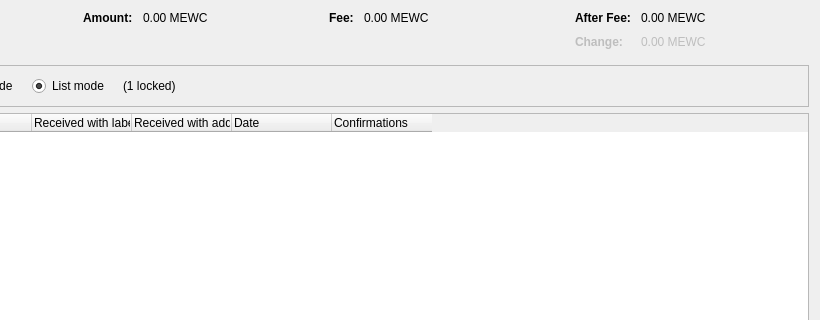
Before: the Qt Designer form src/qt/forms/coincontroldialog.ui in Telestai-Project/telestai, drawn with Qt 5; both pictures show x 180 to 1000 and y 0 to 320 of the 1000 by 500 pixel window.
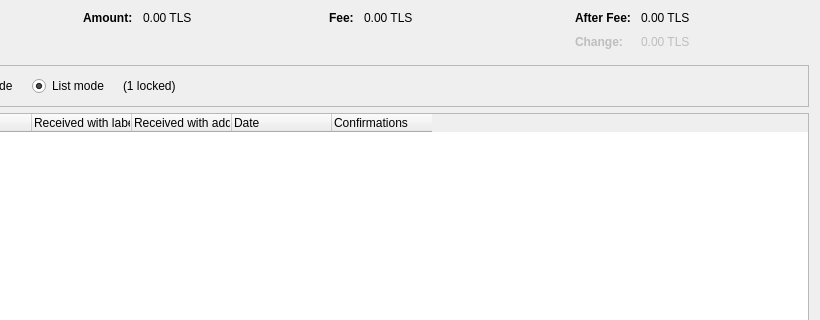
After: the same form once the commit is applied. Custom widgets are drawn as their Qt base class.

```diff
--- a/src/qt/forms/coincontroldialog.ui
+++ b/src/qt/forms/coincontroldialog.ui
@@ -135,7 +135,7 @@
           <enum>Qt::ActionsContextMenu</enum>
          </property>
          <property name="text">
-          <string notr="true">0.00 MEWC</string>
+          <string notr="true">0.00 TLS</string>
          </property>
          <property name="textInteractionFlags">
           <set>Qt::LinksAccessibleByMouse|Qt::TextSelectableByKeyboard|Qt::TextSelectableByMouse</set>
@@ -180,7 +180,7 @@
           <enum>Qt::ActionsContextMenu</enum>
          </property>
          <property name="text">
-          <string notr="true">0.00 MEWC</string>
+          <string notr="true">0.00 TLS</string>
          </property>
          <property name="textInteractionFlags">
           <set>Qt::LinksAccessibleByMouse|Qt::TextSelectableByKeyboard|Qt::TextSelectableByMouse</set>
@@ -228,7 +228,7 @@
           <enum>Qt::ActionsContextMenu</enum>
          </property>
          <property name="text">
-          <string notr="true">0.00 MEWC</string>
+          <string notr="true">0.00 TLS</string>
          </property>
          <property name="textInteractionFlags">
           <set>Qt::LinksAccessibleByMouse|Qt::TextSelectableByKeyboard|Qt::TextSelectableByMouse</set>
@@ -263,7 +263,7 @@
           <enum>Qt::ActionsContextMenu</enum>
          </property>
          <property name="text">
-          <string notr="true">0.00 MEWC</string>
+          <string notr="true">0.00 TLS</string>
          </property>
          <property name="textInteractionFlags">
           <set>Qt::LinksAccessibleByMouse|Qt::TextSelectableByKeyboard|Qt::TextSelectableByMouse</set>
```
